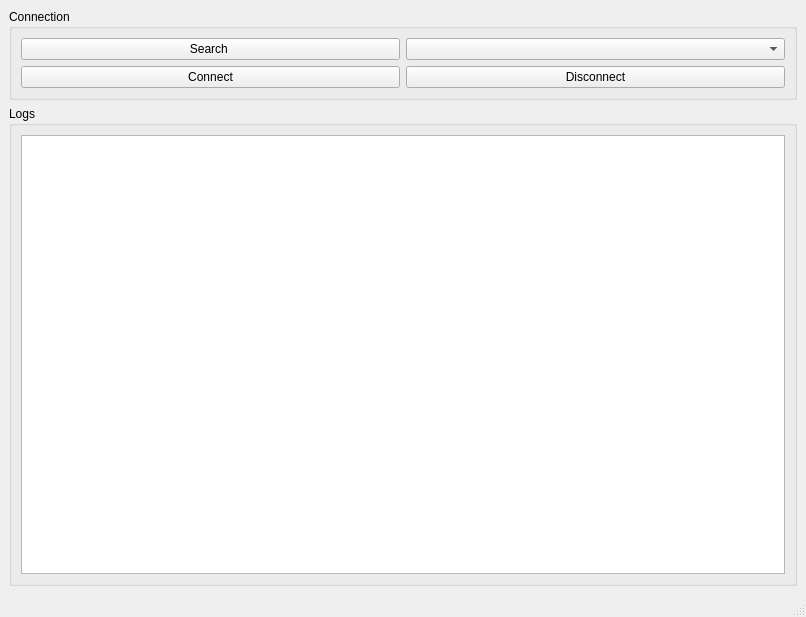
HKrecki/WDVS_Project, file Qt_module/mainwindow.ui: the form before one commit.
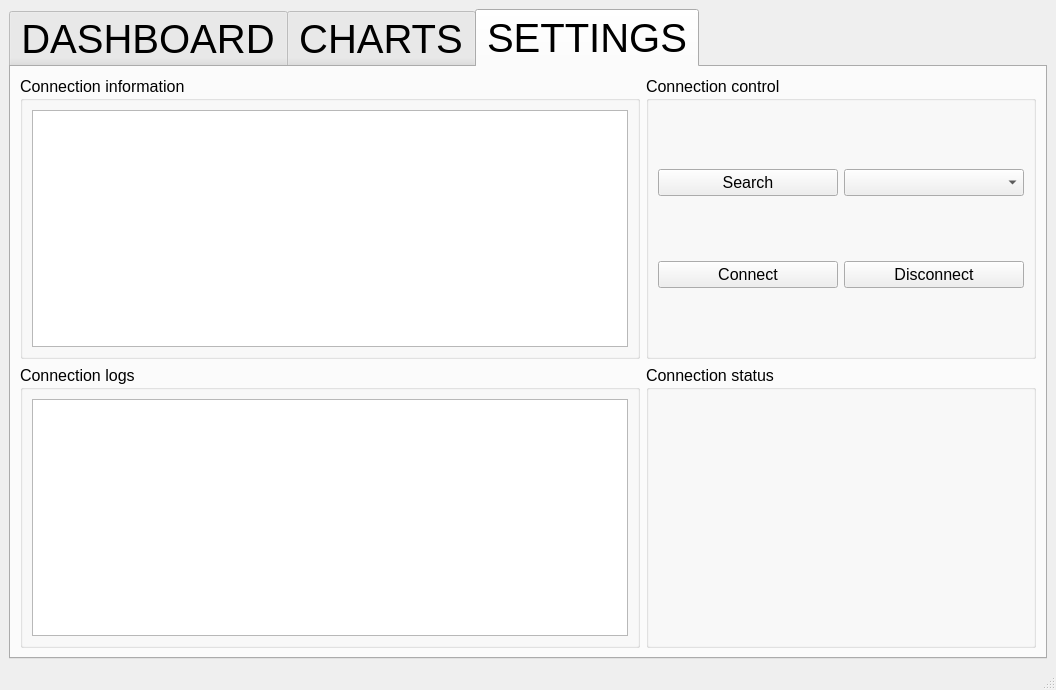
The form after the commit.

```diff
--- a/Qt_module/mainwindow.ui
+++ b/Qt_module/mainwindow.ui
@@ -6,40 +6,151 @@
    <rect>
     <x>0</x>
     <y>0</y>
-    <width>806</width>
-    <height>617</height>
+    <width>1056</width>
+    <height>690</height>
    </rect>
   </property>
   <property name="windowTitle">
    <string>MainWindow</string>
   </property>
   <widget class="QWidget" name="centralwidget">
-   <layout class="QGridLayout" name="gridLayout_3">
-    <item row="0" column="0">
-     <widget class="QGroupBox" name="ConnectionGroupBox">
-      <property name="title">
-       <string>Connection</string>
-      </property>
       <layout class="QGridLayout" name="gridLayout_2">
        <item row="0" column="0">
-        <widget class="QPushButton" name="SearchDevicePushButton">
+     <widget class="QTabWidget" name="tabWidget">
+      <property name="font">
+       <font>
+        <pointsize>30</pointsize>
+       </font>
+      </property>
+      <property name="cursor">
+       <cursorShape>ArrowCursor</cursorShape>
+      </property>
+      <property name="tabShape">
+       <enum>QTabWidget::Rounded</enum>
+      </property>
+      <property name="currentIndex">
+       <number>2</number>
+      </property>
+      <widget class="QWidget" name="DashboardTab">
+       <property name="autoFillBackground">
+        <bool>false</bool>
+       </property>
+       <attribute name="title">
+        <string>DASHBOARD</string>
+       </attribute>
+      </widget>
+      <widget class="QWidget" name="ChartsTab">
+       <attribute name="title">
+        <string>CHARTS</string>
+       </attribute>
+      </widget>
+      <widget class="QWidget" name="SettingsTab">
+       <property name="cursor">
+        <cursorShape>ArrowCursor</cursorShape>
+       </property>
+       <attribute name="title">
+        <string>SETTINGS</string>
+       </attribute>
+       <layout class="QGridLayout" name="gridLayout_3">
+        <item row="1" column="0">
+         <widget class="QGroupBox" name="ConnectionLogsGroupBox">
+          <property name="font">
+           <font>
+            <pointsize>12</pointsize>
+           </font>
+          </property>
+          <property name="title">
+           <string>Connection logs</string>
+          </property>
+          <layout class="QGridLayout" name="gridLayout_5">
+           <item row="0" column="0">
+            <widget class="QTextEdit" name="Logs_TextEdit"/>
+           </item>
+          </layout>
+         </widget>
+        </item>
+        <item row="1" column="1">
+         <widget class="QGroupBox" name="SetingsTabConnectStatus_GroupBox">
+          <property name="font">
+           <font>
+            <pointsize>12</pointsize>
+           </font>
+          </property>
+          <property name="title">
+           <string>Connection status</string>
+          </property>
+         </widget>
+        </item>
+        <item row="0" column="1">
+         <widget class="QGroupBox" name="SettingsTabConnectControl_GroupBox">
+          <property name="font">
+           <font>
+            <pointsize>12</pointsize>
+           </font>
+          </property>
+          <property name="title">
+           <string>Connection control</string>
+          </property>
+          <layout class="QGridLayout" name="gridLayout">
+           <item row="0" column="0">
+            <widget class="QPushButton" name="SettingsTabSearchPushButton">
+             <property name="minimumSize">
+              <size>
+               <width>180</width>
+               <height>0</height>
+              </size>
+             </property>
+             <property name="font">
+              <font>
+               <pointsize>12</pointsize>
+              </font>
+             </property>
          <property name="text">
-          <string>Search </string>
+              <string>Search</string>
          </property>
         </widget>
        </item>
        <item row="0" column="1">
-        <widget class="QComboBox" name="DevicesComboBox"/>
+            <widget class="QComboBox" name="SettingsTabDevices_ComboBox">
+             <property name="minimumSize">
+              <size>
+               <width>180</width>
+               <height>0</height>
+              </size>
+             </property>
+            </widget>
        </item>
        <item row="1" column="0">
-        <widget class="QPushButton" name="ConnectPushButton">
+            <widget class="QPushButton" name="SettingsTabConnectPushButton">
+             <property name="minimumSize">
+              <size>
+               <width>180</width>
+               <height>0</height>
+              </size>
+             </property>
+             <property name="font">
+              <font>
+               <pointsize>12</pointsize>
+              </font>
+             </property>
          <property name="text">
           <string>Connect</string>
          </property>
         </widget>
        </item>
        <item row="1" column="1">
-        <widget class="QPushButton" name="DisconnectPushButton">
+            <widget class="QPushButton" name="SettingsTabDisconnectPushButton">
+             <property name="minimumSize">
+              <size>
+               <width>180</width>
+               <height>0</height>
+              </size>
+             </property>
+             <property name="font">
+              <font>
+               <pointsize>12</pointsize>
+              </font>
+             </property>
          <property name="text">
           <string>Disconnect</string>
          </property>
@@ -48,16 +159,28 @@
       </layout>
      </widget>
     </item>
-    <item row="1" column="0">
-     <widget class="QGroupBox" name="LogGroupBox">
+        <item row="0" column="0">
+         <widget class="QGroupBox" name="ConnectionInfoGroupBox">
+          <property name="font">
+           <font>
+            <pointsize>12</pointsize>
+           </font>
+          </property>
       <property name="title">
-       <string>Logs</string>
-      </property>
-      <layout class="QGridLayout" name="gridLayout">
+           <string>Connection information</string>
+          </property>
+          <property name="flat">
+           <bool>false</bool>
+          </property>
+          <layout class="QGridLayout" name="gridLayout_4">
        <item row="0" column="0">
-        <widget class="QTextEdit" name="LogsTextEdit"/>
-       </item>
-      </layout>
+            <widget class="QTextEdit" name="ConnectionInformation_TextEdit"/>
+           </item>
+          </layout>
+         </widget>
+        </item>
+       </layout>
+      </widget>
      </widget>
     </item>
    </layout>
```
Left out of the diff: 2 changed lines with no effect on the pictures. Lines whose indentation alone changed are shown as unchanged.
